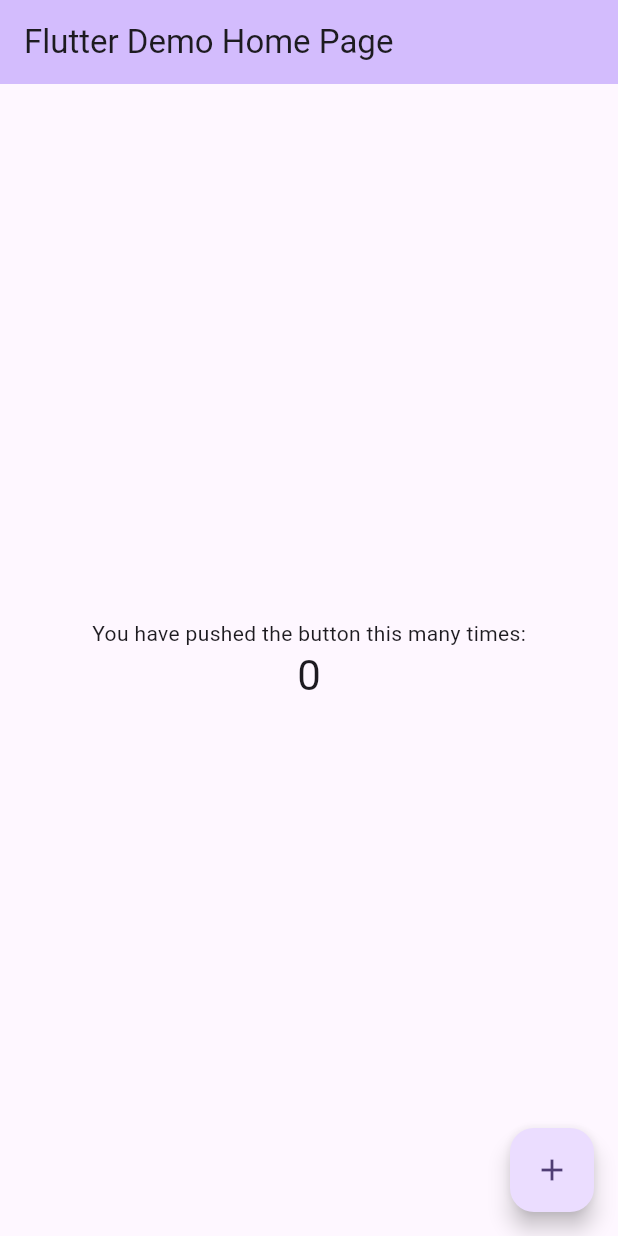
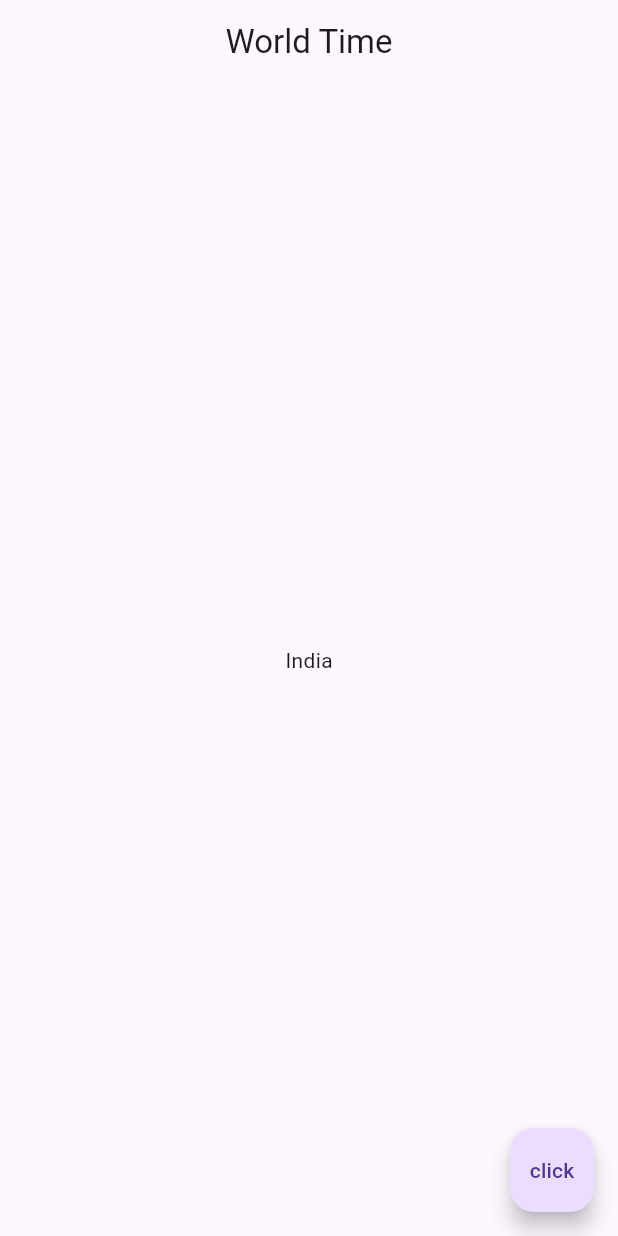
Before and after one commit to Vishnu1562/Flutter_world_time_app, a Flutter app: the screen it shows after launch, on a phone screen of 412 x 824 dp. Run offline on Flutter 3.47's test engine with Material 3 defaults, Android fonts, the phone set to English and light mode, and no system bars.

Commit message:
added scaffold widget

```diff
--- a/lib/main.dart
+++ b/lib/main.dart
@@ -1,122 +1,17 @@
 import 'package:flutter/material.dart';
 
-void main() {
-  runApp(const MyApp());
-}
-
-class MyApp extends StatelessWidget {
-  const MyApp({super.key});
-
-  // This widget is the root of your application.
-  @override
-  Widget build(BuildContext context) {
-    return MaterialApp(
-      title: 'Flutter Demo',
-      theme: ThemeData(
-        // This is the theme of your application.
-        //
-        // TRY THIS: Try running your application with "flutter run". You'll see
-        // the application has a purple toolbar. Then, without quitting the app,
-        // try changing the seedColor in the colorScheme below to Colors.green
-        // and then invoke "hot reload" (save your changes or press the "hot
-        // reload" button in a Flutter-supported IDE, or press "r" if you used
-        // the command line to start the app).
-        //
-        // Notice that the counter didn't reset back to zero; the application
-        // state is not lost during the reload. To reset the state, use hot
-        // restart instead.
-        //
-        // This works for code too, not just values: Most code changes can be
-        // tested with just a hot reload.
-        colorScheme: ColorScheme.fromSeed(seedColor: Colors.deepPurple),
-      ),
-      home: const MyHomePage(title: 'Flutter Demo Home Page'),
-    );
-  }
-}
-
-class MyHomePage extends StatefulWidget {
-  const MyHomePage({super.key, required this.title});
-
-  // This widget is the home page of your application. It is stateful, meaning
-  // that it has a State object (defined below) that contains fields that affect
-  // how it looks.
-
-  // This class is the configuration for the state. It holds the values (in this
-  // case the title) provided by the parent (in this case the App widget) and
-  // used by the build method of the State. Fields in a Widget subclass are
-  // always marked "final".
-
-  final String title;
-
-  @override
-  State<MyHomePage> createState() => _MyHomePageState();
-}
-
-class _MyHomePageState extends State<MyHomePage> {
-  int _counter = 0;
-
-  void _incrementCounter() {
-    setState(() {
-      // This call to setState tells the Flutter framework that something has
-      // changed in this State, which causes it to rerun the build method below
-      // so that the display can reflect the updated values. If we changed
-      // _counter without calling setState(), then the build method would not be
-      // called again, and so nothing would appear to happen.
-      _counter++;
-    });
-  }
-
-  @override
-  Widget build(BuildContext context) {
-    // This method is rerun every time setState is called, for instance as done
-    // by the _incrementCounter method above.
-    //
-    // The Flutter framework has been optimized to make rerunning build methods
-    // fast, so that you can just rebuild anything that needs updating rather
-    // than having to individually change instances of widgets.
-    return Scaffold(
+void main() => runApp(MaterialApp(
+  home: Scaffold(
     appBar: AppBar(
-        // TRY THIS: Try changing the color here to a specific color (to
-        // Colors.amber, perhaps?) and trigger a hot reload to see the AppBar
-        // change color while the other colors stay the same.
-        backgroundColor: Theme.of(context).colorScheme.inversePrimary,
-        // Here we take the value from the MyHomePage object that was created by
-        // the App.build method, and use it to set our appbar title.
-        title: Text(widget.title),
+      title: Text('World Time'),
+      centerTitle: true,
     ),
     body: Center(
-        // Center is a layout widget. It takes a single child and positions it
-        // in the middle of the parent.
-        child: Column(
-          // Column is also a layout widget. It takes a list of children and
-          // arranges them vertically. By default, it sizes itself to fit its
-          // children horizontally, and tries to be as tall as its parent.
-          //
-          // Column has various properties to control how it sizes itself and
-          // how it positions its children. Here we use mainAxisAlignment to
-          // center the children vertically; the main axis here is the vertical
-          // axis because Columns are vertical (the cross axis would be
-          // horizontal).
-          //
-          // TRY THIS: Invoke "debug painting" (choose the "Toggle Debug Paint"
-          // action in the IDE, or press "p" in the console), to see the
-          // wireframe for each widget.
-          mainAxisAlignment: MainAxisAlignment.center,
-          children: <Widget>[
-            const Text('You have pushed the button this many times:'),
-            Text(
-              '$_counter',
-              style: Theme.of(context).textTheme.headlineMedium,
+      child: Text('India'),
     ),
-          ],
+    floatingActionButton: FloatingActionButton(
+      onPressed: null,
+      child: Text('click'),
     ),
   ),
-      floatingActionButton: FloatingActionButton(
-        onPressed: _incrementCounter,
-        tooltip: 'Increment',
-        child: const Icon(Icons.add),
-      ), // This trailing comma makes auto-formatting nicer for build methods.
-    );
-  }
-}
+));
```
Also changed, not shown: 1 other file. Lines whose indentation alone changed are shown as unchanged.
